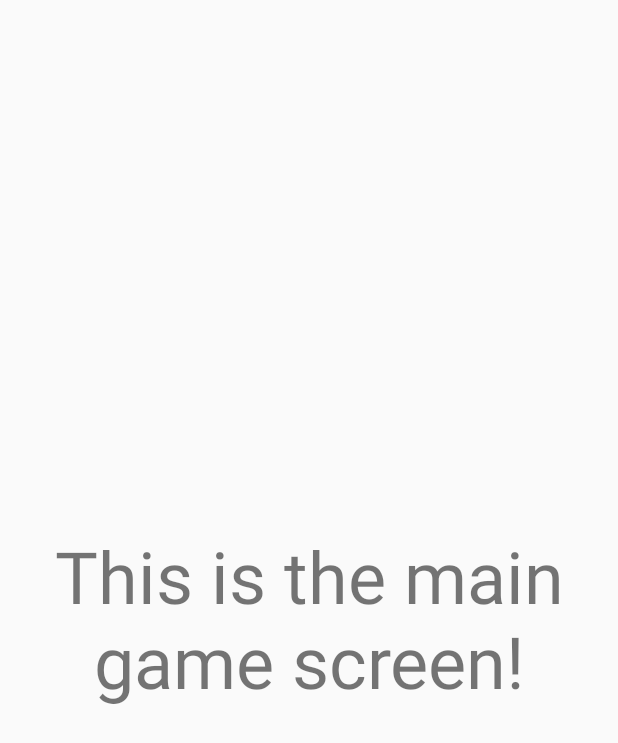
After one commit to cclett2000/StoryGameApp, an Android app: the ContinueGame screen opened directly, with no data from a screen before it, on a phone screen of 412 x 824 dp. The commit adds this screen. Shown: the top 743 px of the screen. Run offline under Robolectric (Android 15) with nearby library versions, the phone set to English and light mode, and no system bars.

Commit message:
Ver. 0.0.2 - Added button logic and created supporting activiy screens for settings, game screen, credits, and collectibles

```diff
--- /dev/null
+++ b/app/src/main/java/com/example/storygameapp/ContinueGame.kt
@@ -0,0 +1,11 @@
+package com.example.storygameapp
+
+import android.os.Bundle
+import androidx.appcompat.app.AppCompatActivity
+
+class ContinueGame : AppCompatActivity() {
+    override fun onCreate(savedInstanceState: Bundle?){
+        super.onCreate(savedInstanceState)
+        setContentView(R.layout.game_screen)
+    }
+}
--- /dev/null
+++ b/app/src/main/res/layout/game_screen.xml
@@ -0,0 +1,22 @@
+<?xml version="1.0" encoding="utf-8"?>
+<androidx.constraintlayout.widget.ConstraintLayout xmlns:android="http://schemas.android.com/apk/res/android"
+    xmlns:app="http://schemas.android.com/apk/res-auto"
+    xmlns:tools="http://schemas.android.com/tools"
+    android:layout_width="match_parent"
+    android:layout_height="match_parent">
+
+    <TextView
+        android:id="@+id/story_body_TV"
+        android:layout_width="wrap_content"
+        android:layout_height="wrap_content"
+        android:gravity="center"
+        android:text="This is the main game screen!"
+        android:textSize="48sp"
+        android:scrollbars="vertical"
+        app:layout_constraintBottom_toBottomOf="parent"
+        app:layout_constraintEnd_toEndOf="parent"
+        app:layout_constraintHorizontal_bias="0.0"
+        app:layout_constraintStart_toStartOf="parent"
+        app:layout_constraintTop_toTopOf="parent" />
+
+</androidx.constraintlayout.widget.ConstraintLayout>
--- a/app/src/main/res/values/strings.xml
+++ b/app/src/main/res/values/strings.xml
@@ -3,7 +3,7 @@
     <string name="version">Ver. 0.0.1</string>
     <string name="app_name">StoryGameApp</string>
     <string name="story_name">Story Name Here!</string>
-    <string name="story_act">- Act 1 -</string>
+    <string name="story_act">- Act I -</string>
 
     <string name="new_game_btn">New Game</string>
     <string name="continue_game_btn">Continue</string>
```
Also changed, not shown: app/src/main/AndroidManifest.xml (+20 -0 lines), app/src/main/java/com/example/storygameapp/Collectibles.kt (added, +11 -0 lines), app/src/main/java/com/example/storygameapp/Credits.kt (added, +11 -0 lines), app/src/main/java/com/example/storygameapp/MainActivity.kt (+40 -0 lines), app/src/main/java/com/example/storygameapp/NewGame.kt (added, +11 -0 lines), app/src/main/java/com/example/storygameapp/Settings.kt (added, +11 -0 lines), app/src/main/res/layout/activity_main.xml (+13 -12 lines), app/src/main/res/layout/collectible_screen.xml (added, +20 -0 lines), app/src/main/res/layout/credits_screen.xml (added, +20 -0 lines), app/src/main/res/layout/settings_screen.xml (added, +20 -0 lines).
